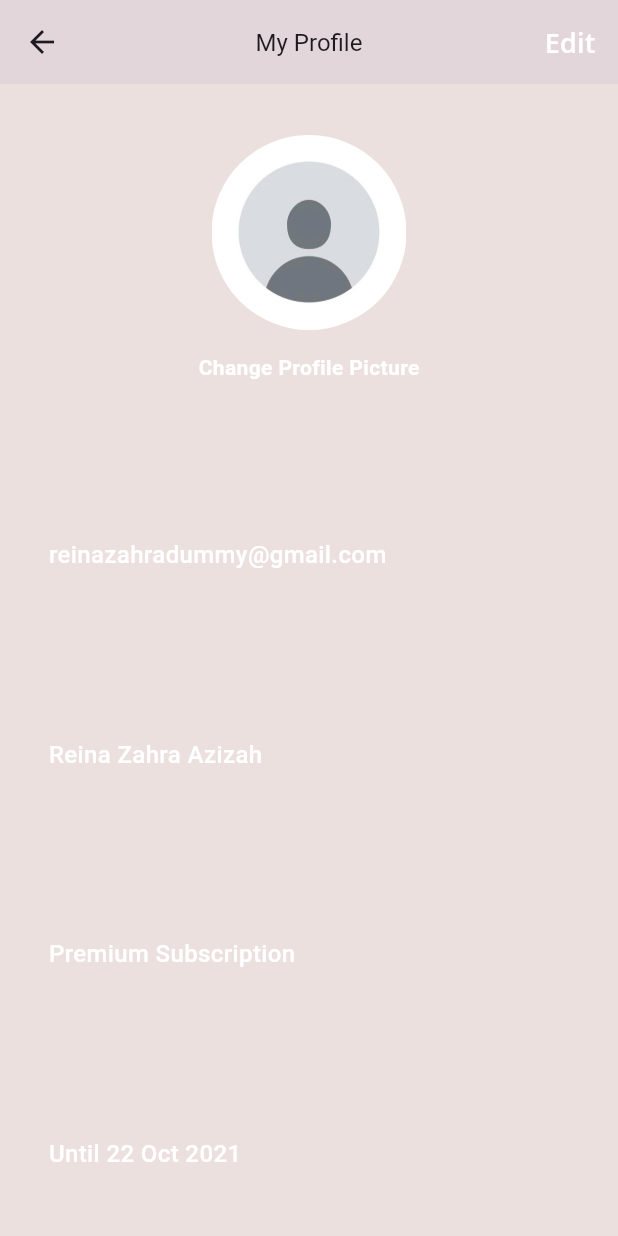
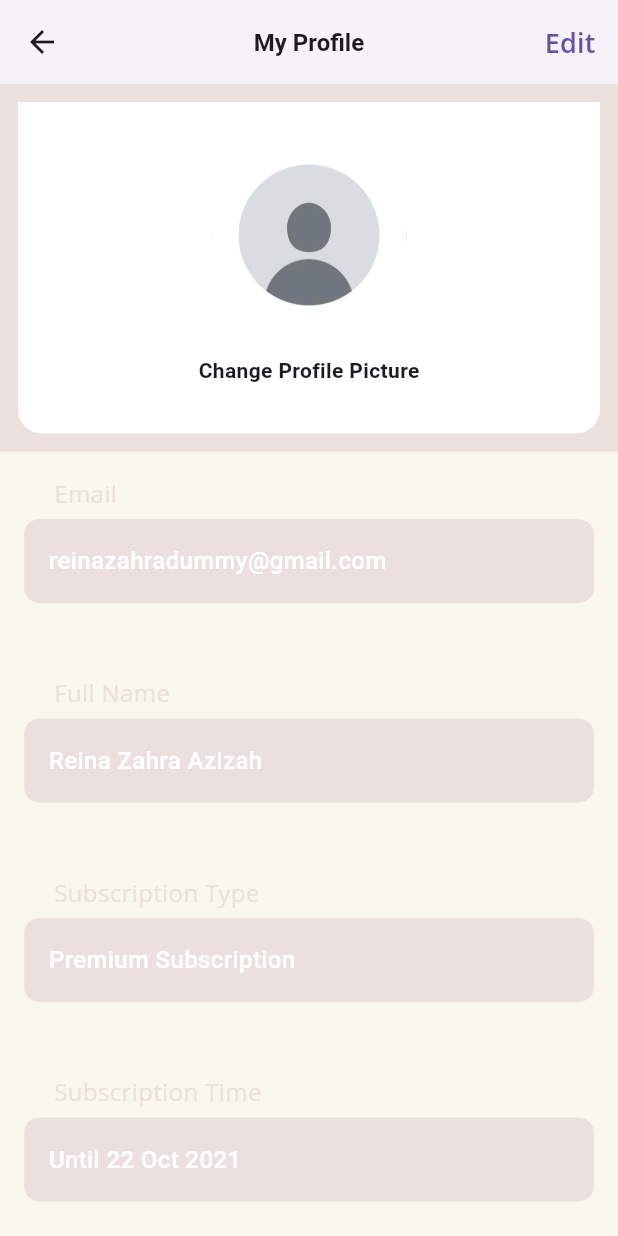
Before and after one commit to josssss07/cook_up, a Flutter app: the ProfilePage screen opened directly, on a phone screen of 412 x 824 dp. Run offline on Flutter 3.47's test engine with Material 3 defaults, Android fonts, the phone set to English and light mode, and no system bars; our stand-ins replace cloud_firestore, firebase_core, flutter_svg, google_nav_bar; accounts and stored records are empty; generated files the repository leaves out were written again; Roboto replaces fonts that are missing (Open Sans, inter).

Commit message:
color fixes i will kms

```diff
--- a/lib/pages/profilepage.dart
+++ b/lib/pages/profilepage.dart
@@ -1,3 +1,5 @@
+// ignore_for_file: prefer_const_constructors
+
 import 'package:flutter/material.dart';
 import 'package:flutter_svg/flutter_svg.dart';
 import 'package:cook_up/utils/AppColor.dart';
@@ -11,22 +13,23 @@ class ProfilePage extends StatelessWidget {
     return Scaffold(
       appBar: AppBar(
         //brightness: Brightness.dark,
-        backgroundColor: AppColor.primarySoft,
+        backgroundColor: Colors.white,
         elevation: 2,
         centerTitle: true,
         title: const Text('My Profile',
             style: TextStyle(
                 fontFamily: 'inter',
-            fontWeight: FontWeight.w400,
-            fontSize: 16)
-            ),
+                fontWeight: FontWeight.bold,
+                fontSize: 16)),
         actions: [
           TextButton(
             onPressed: () {},
-            style: TextButton.styleFrom(foregroundColor: Colors.white, shape: RoundedRectangleBorder(borderRadius: BorderRadius.circular(100))),
+            style: TextButton.styleFrom(
+                shape: RoundedRectangleBorder(
+                    borderRadius: BorderRadius.circular(100))),
             child: const Text(
               'Edit',
-              style: TextStyle(color: Colors.white, fontSize: 18, fontWeight: FontWeight.w600),
+              style: TextStyle(fontSize: 18, fontWeight: FontWeight.w600),
             ),
           ),
         ],
@@ -38,15 +41,17 @@ class ProfilePage extends StatelessWidget {
           // Section 1 - Profile Picture Wrapper
           Container(
             padding: const EdgeInsets.symmetric(vertical: 24),
-      margin: const EdgeInsets.all(10), // Adjust margin as needed
+            margin: const EdgeInsets.all(12), // Adjust margin as needed
             decoration: BoxDecoration(
-        color: AppColor.primary,
               borderRadius: const BorderRadius.only(
                 topLeft: Radius.zero, // Radius for top left corner
                 topRight: Radius.zero, // Radius for top right corner
-          bottomLeft: Radius.circular(16), // No radius for bottom left corner
-          bottomRight: Radius.circular(16), // No radius for bottom right corner
+                bottomLeft:
+                    Radius.circular(16), // No radius for bottom left corner
+                bottomRight:
+                    Radius.circular(16), // No radius for bottom right corner
               ), // Border radius for the main container
+              color: Colors.white,
             ),
             child: GestureDetector(
               onTap: () {
@@ -62,6 +67,7 @@ class ProfilePage extends StatelessWidget {
                     margin: EdgeInsets.only(bottom: 15),
                     decoration: BoxDecoration(
                       borderRadius: BorderRadius.circular(100),
+                      color: Color.fromARGB(255, 249, 246, 238),
                       // Profile Picture
                       image: const DecorationImage(
                         image: AssetImage('assets/images/user_profile.png'),
@@ -74,7 +80,6 @@ class ProfilePage extends StatelessWidget {
                     style: TextStyle(
                       fontFamily: 'inter',
                       fontWeight: FontWeight.w600,
-                color: Colors.white,
                     ),
                   ),
                   SizedBox(height: 8),
@@ -85,7 +90,7 @@ class ProfilePage extends StatelessWidget {
 
           // Section 2 - User Info Wrapper
           Container(
-            color: AppColor.primarySoft,
+            color: Color.fromARGB(255, 249, 246, 238),
             // margin: EdgeInsets.only(top: 24),
             width: MediaQuery.of(context).size.width,
             child: Column(
@@ -96,29 +101,28 @@ class ProfilePage extends StatelessWidget {
                   margin: EdgeInsets.only(bottom: 16),
                   label: 'Email',
                   value: 'reinazahradummy@gmail.com',
-                  padding:  EdgeInsets.all(16.0),
+                  padding: EdgeInsets.all(16.0),
                   valueBackground: AppColor.secondarybg,
-
                 ),
                 UserInfoTile(
                   margin: EdgeInsets.only(bottom: 16),
                   label: 'Full Name',
                   value: 'Reina Zahra Azizah',
-                  padding:  EdgeInsets.all(16.0),
+                  padding: EdgeInsets.all(16.0),
                   valueBackground: AppColor.secondarybg,
                 ),
                 UserInfoTile(
                   margin: EdgeInsets.only(bottom: 16),
                   label: 'Subscription Type',
                   value: 'Premium Subscription',
-                  padding:  EdgeInsets.all(16.0),
+                  padding: EdgeInsets.all(16.0),
                   valueBackground: AppColor.secondarybg,
                 ),
                 UserInfoTile(
                   margin: EdgeInsets.only(bottom: 16),
                   label: 'Subscription Time',
                   value: 'Until 22 Oct 2021',
-                  padding:  EdgeInsets.all(16.0),
+                  padding: EdgeInsets.all(16.0),
                   valueBackground: AppColor.secondarybg,
                 ),
               ],
--- a/lib/utils/app_bar.dart
+++ b/lib/utils/app_bar.dart
@@ -28,7 +28,8 @@ class _AppbarState extends State<Appbar> {
       body: _widgetOptions.elementAt(_indexSelected),
       bottomNavigationBar: GNav(
         haptic: true,
-        rippleColor:  Color.fromARGB(255, 221, 214, 191),
+        backgroundColor: Colors.white,
+        rippleColor: Color.fromARGB(255, 221, 214, 191),
         hoverColor: Color.fromARGB(255, 205, 192, 11),
         gap: 6,
         activeColor: Colors.black,
```
Lines whose indentation alone changed are shown as unchanged.
